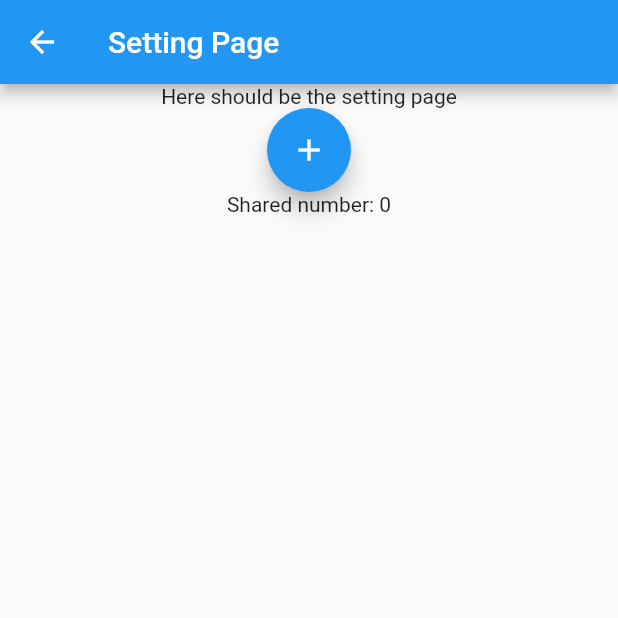
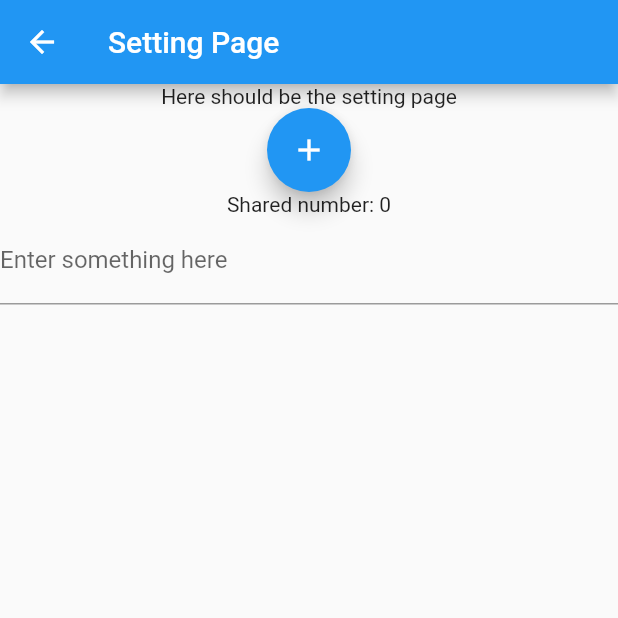
Before and after one commit to Plan-At/PlanAt-Client-Flutter, a Flutter app: the screen it shows after launch, in the side drawer, after a tap on "Setting Page", on a phone screen of 412 x 824 dp, the top half of it. Run offline on Flutter 3.47's test engine with Material 2 defaults, Android fonts, the phone set to English and light mode, and no system bars.

Commit message:
text input 1

```diff
--- a/v1/lib/route/SettingPage.dart
+++ b/v1/lib/route/SettingPage.dart
@@ -33,6 +33,12 @@ class _MySettingPageState extends State<MySettingPage> {
               Text(
                   'Shared number: ${_MyVar.myVariable}'
               ),
+              TextFormField(
+                decoration: const InputDecoration(
+                  border: UnderlineInputBorder(),
+                  labelText: 'Enter something here',
+                ),
+              )
             ],
           )
       ),
```
